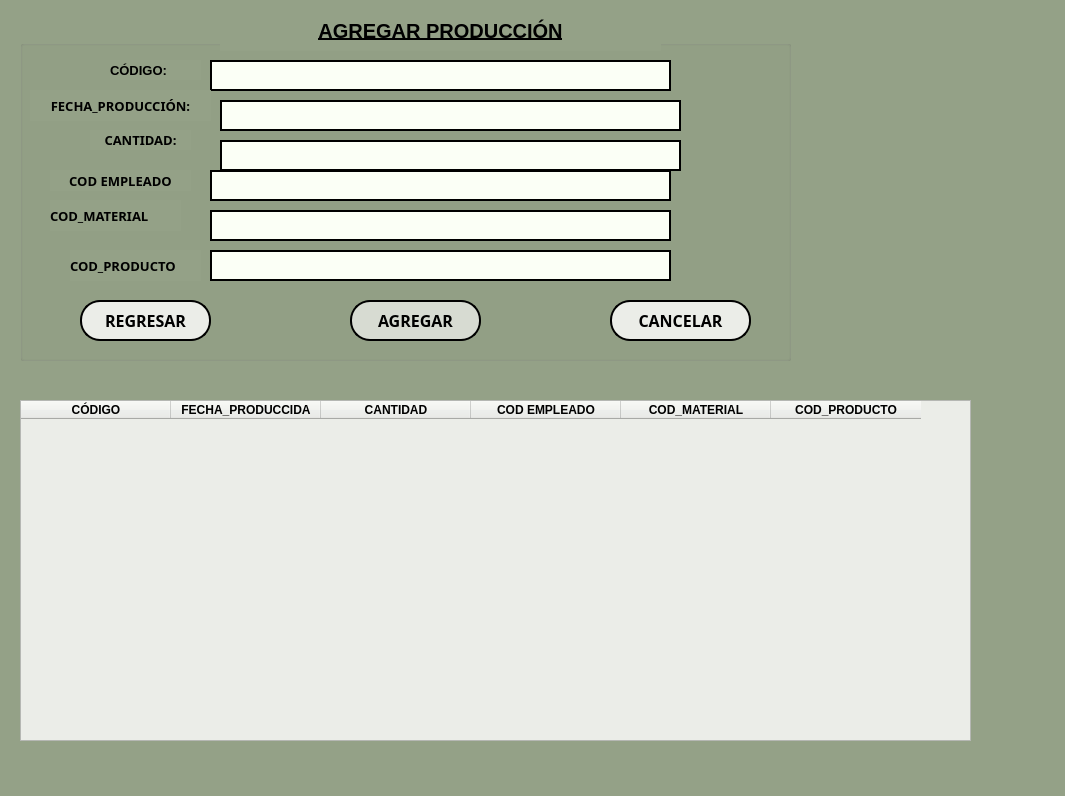
First picture: the form in view/produccionregistrar.ui, repository arturito76/proyecto, before the edit.
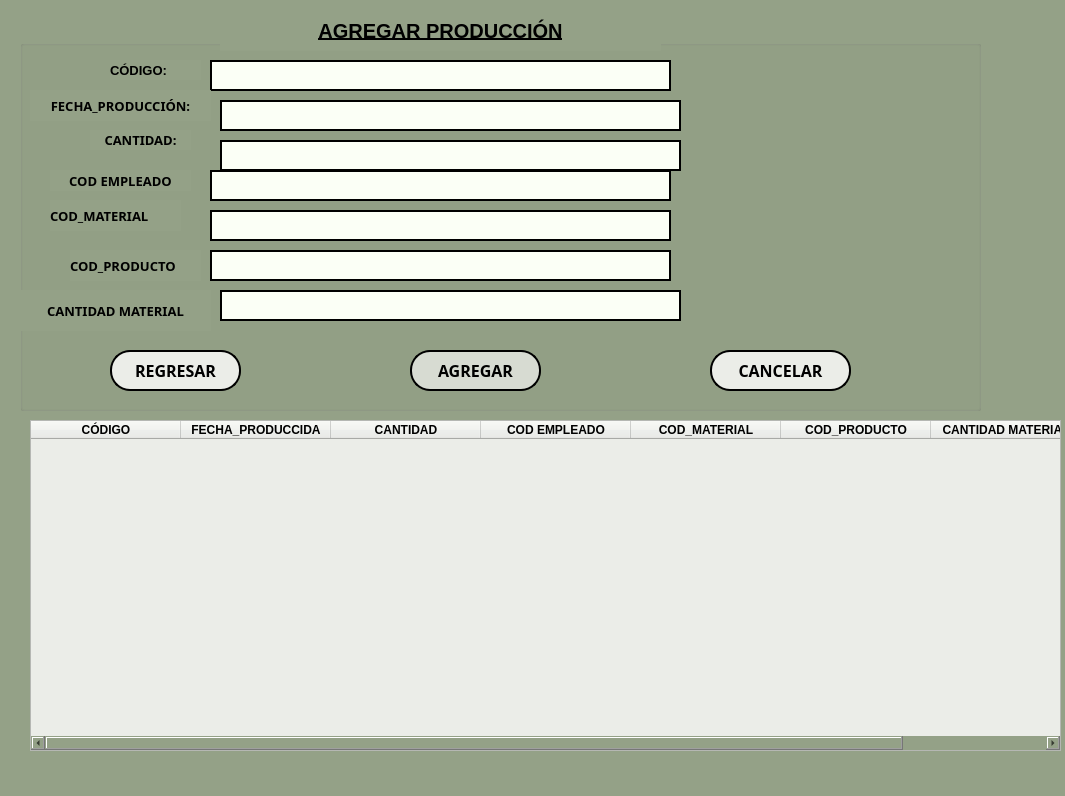
Second picture: the form after the edit.

Patch:
```diff
--- a/view/produccionregistrar.ui
+++ b/view/produccionregistrar.ui
@@ -20,10 +20,10 @@
    <widget class="QTableWidget" name="tablaproduccion">
     <property name="geometry">
      <rect>
-      <x>20</x>
-      <y>400</y>
-      <width>951</width>
-      <height>341</height>
+      <x>30</x>
+      <y>420</y>
+      <width>1031</width>
+      <height>331</height>
      </rect>
     </property>
     <property name="font">
@@ -125,14 +125,28 @@
       <set>AlignCenter</set>
      </property>
     </column>
+    <column>
+     <property name="text">
+      <string>CANTIDAD MATERIAL</string>
+     </property>
+     <property name="font">
+      <font>
+       <weight>75</weight>
+       <bold>true</bold>
+      </font>
+     </property>
+     <property name="textAlignment">
+      <set>AlignCenter</set>
+     </property>
+    </column>
    </widget>
    <widget class="QGroupBox" name="groupBox">
     <property name="geometry">
      <rect>
       <x>20</x>
       <y>40</y>
-      <width>771</width>
-      <height>321</height>
+      <width>961</width>
+      <height>371</height>
      </rect>
     </property>
     <property name="title">
@@ -310,8 +324,8 @@
     <widget class="QPushButton" name="regresar">
      <property name="geometry">
       <rect>
-       <x>60</x>
-       <y>260</y>
+       <x>90</x>
+       <y>310</y>
        <width>131</width>
        <height>41</height>
       </rect>
@@ -337,8 +351,8 @@
     <widget class="QPushButton" name="registrarproduccion">
      <property name="geometry">
       <rect>
-       <x>330</x>
-       <y>260</y>
+       <x>390</x>
+       <y>310</y>
        <width>131</width>
        <height>41</height>
       </rect>
@@ -364,8 +378,8 @@
     <widget class="QPushButton" name="cancelarprod">
      <property name="geometry">
       <rect>
-       <x>590</x>
-       <y>260</y>
+       <x>690</x>
+       <y>310</y>
        <width>141</width>
        <height>41</height>
       </rect>
@@ -437,6 +451,44 @@
 border: 2px solid black;</string>
      </property>
     </widget>
+    <widget class="QLabel" name="label_6">
+     <property name="geometry">
+      <rect>
+       <x>0</x>
+       <y>250</y>
+       <width>191</width>
+       <height>41</height>
+      </rect>
+     </property>
+     <property name="font">
+      <font>
+       <family>Century Gothic</family>
+       <pointsize>10</pointsize>
+       <weight>75</weight>
+       <bold>true</bold>
+      </font>
+     </property>
+     <property name="text">
+      <string>CANTIDAD MATERIAL</string>
+     </property>
+     <property name="alignment">
+      <set>Qt::AlignCenter</set>
+     </property>
+    </widget>
+    <widget class="QLineEdit" name="cantidad_materialpro">
+     <property name="geometry">
+      <rect>
+       <x>200</x>
+       <y>250</y>
+       <width>461</width>
+       <height>31</height>
+      </rect>
+     </property>
+     <property name="styleSheet">
+      <string notr="true">background-color: rgb(251, 255, 246);
+border: 2px solid black;</string>
+     </property>
+    </widget>
    </widget>
    <widget class="QLabel" name="label">
     <property name="geometry">
```
